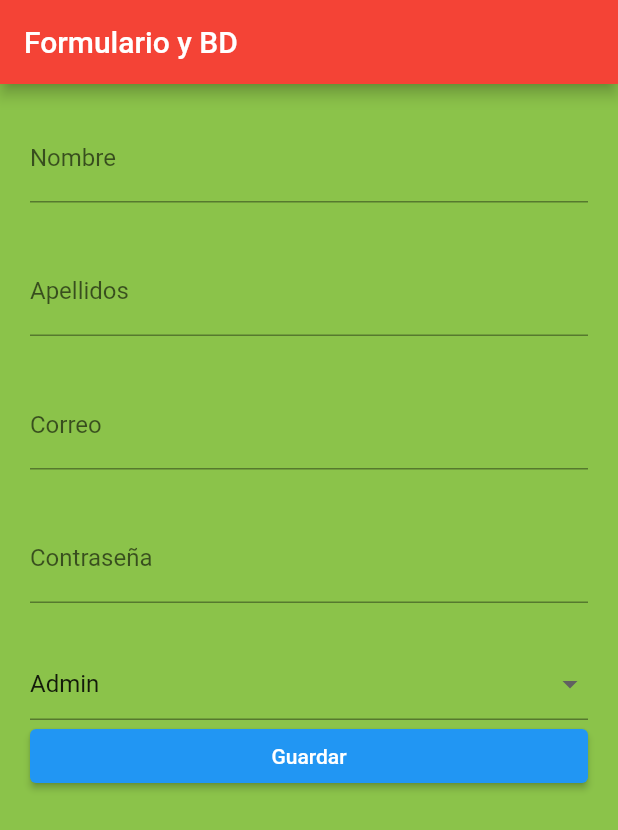
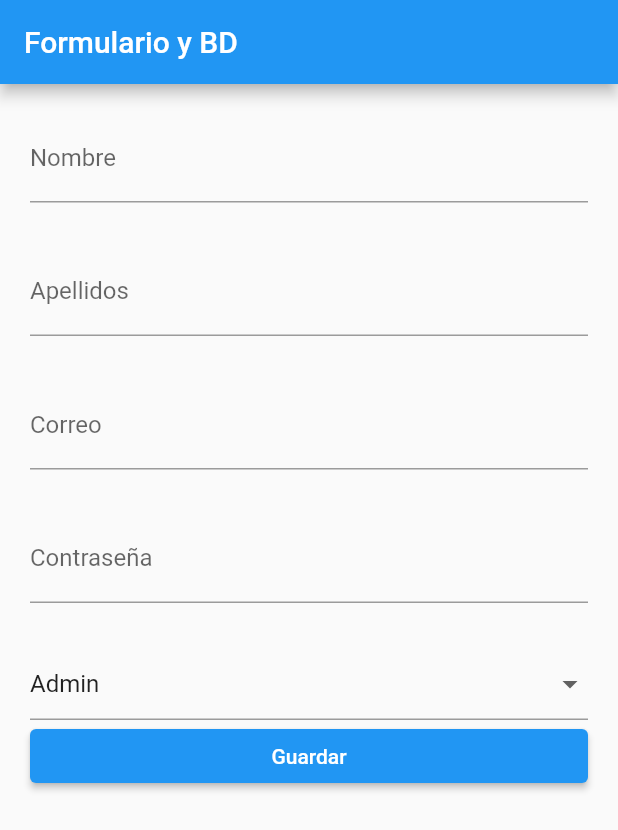
Before and after one commit to asanchezzdam1/22-23_PMDM_Flutter, a Flutter app: the screen it shows after launch, on a phone screen of 412 x 824 dp. Shown: the top 830 px of the screen. Run offline on Flutter 3.47's test engine with Material 2 defaults, Android fonts, the phone set to English and light mode, and no system bars; our stand-ins replace sqflite; accounts and stored records are empty.

Commit message:
Reto BBDD

```diff
--- a/eco_sharing/lib/Providers/db_provider.dart
+++ b/eco_sharing/lib/Providers/db_provider.dart
@@ -61,7 +61,7 @@ class DBProvider {
     return res;
   }
 
-  Future<int> nuevoScan(UserModel nuevoUser) async {
+  Future<int> nuevoUser(UserModel nuevoUser) async {
     final db = await database;
     final res = await db!.insert('Users', nuevoUser.toJson());
 
@@ -69,7 +69,7 @@ class DBProvider {
     return res;
   }
 
-  Future<UserModel?> getScanById(int id) async {
+  Future<UserModel?> getUserById(int id) async {
     final db = await database;
     final res = await db!.query('Users', where: 'id = ?', whereArgs: [id]);
 
@@ -96,7 +96,7 @@ class DBProvider {
     return res;
   }
 
-  Future<int> deleteAllScans() async {
+  Future<int> deleteAllUsers() async {
     final db = await database;
     final res = await db!.rawDelete('''
       DELETE FROM Users
--- a/eco_sharing/lib/Screens/10_form_db_screen.dart
+++ b/eco_sharing/lib/Screens/10_form_db_screen.dart
@@ -12,7 +12,7 @@ class FormDBScreen extends StatelessWidget {
       'nombre': '',
       'apellidos': '',
       'email': '',
-      'contraseña': '',
+      'contrasena': '',
       'rol': ''
     };
 
@@ -50,7 +50,7 @@ class FormDBScreen extends StatelessWidget {
                       labelText: 'Contraseña',
                       hintText: 'Contraseña del usuario',
                       obscureText: true,
-                      formProperty: 'contraseña',
+                      formProperty: 'contrasena',
                       formValues: datosForm),
                   const SizedBox(height: 30),
                   DropdownButtonFormField<String>(
--- a/eco_sharing/lib/main.dart
+++ b/eco_sharing/lib/main.dart
@@ -14,7 +14,6 @@ class EcoSharing extends StatelessWidget {
     return MaterialApp(
       debugShowCheckedModeBanner: false,
       home: FormDBScreen(),
-      theme: CustomLightTheme.themeData,
     );
   }
 }
--- a/eco_sharing/pubspec.yaml
+++ b/eco_sharing/pubspec.yaml
@@ -36,6 +36,8 @@ dependencies:
   # The following adds the Cupertino Icons font to your application.
   # Use with the CupertinoIcons class for iOS style icons.
   cupertino_icons: ^1.0.2
+  path_provider: ^2.0.12
+  sqflite: ^2.2.4+1
 
 dev_dependencies:
   flutter_test:
```
